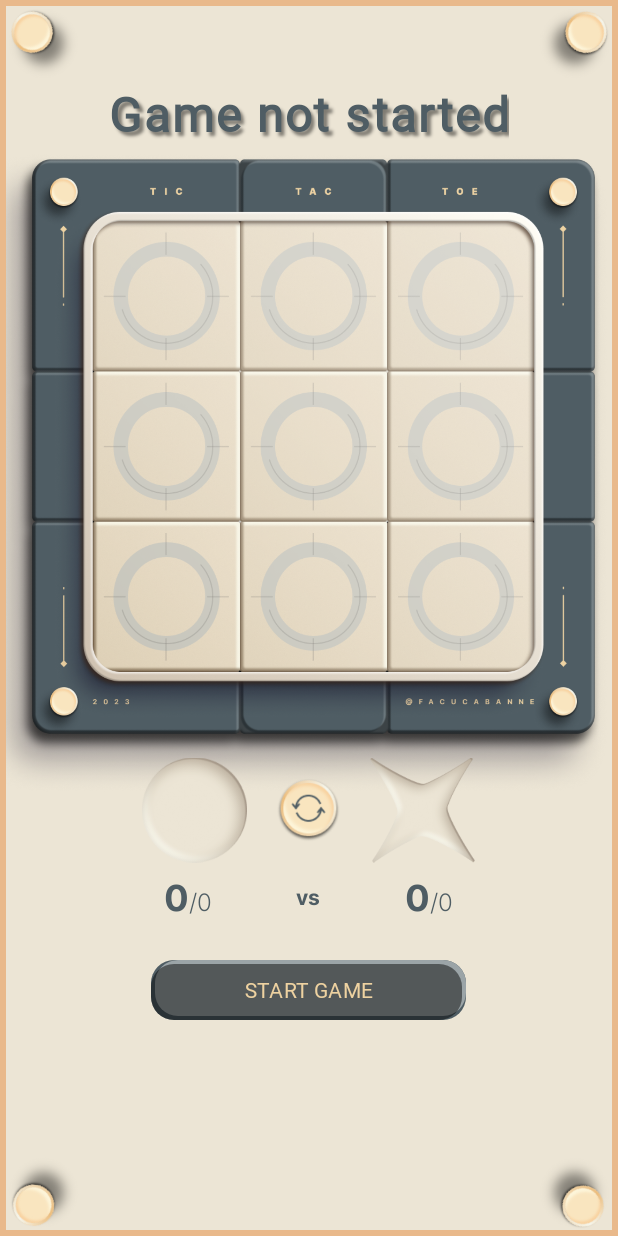
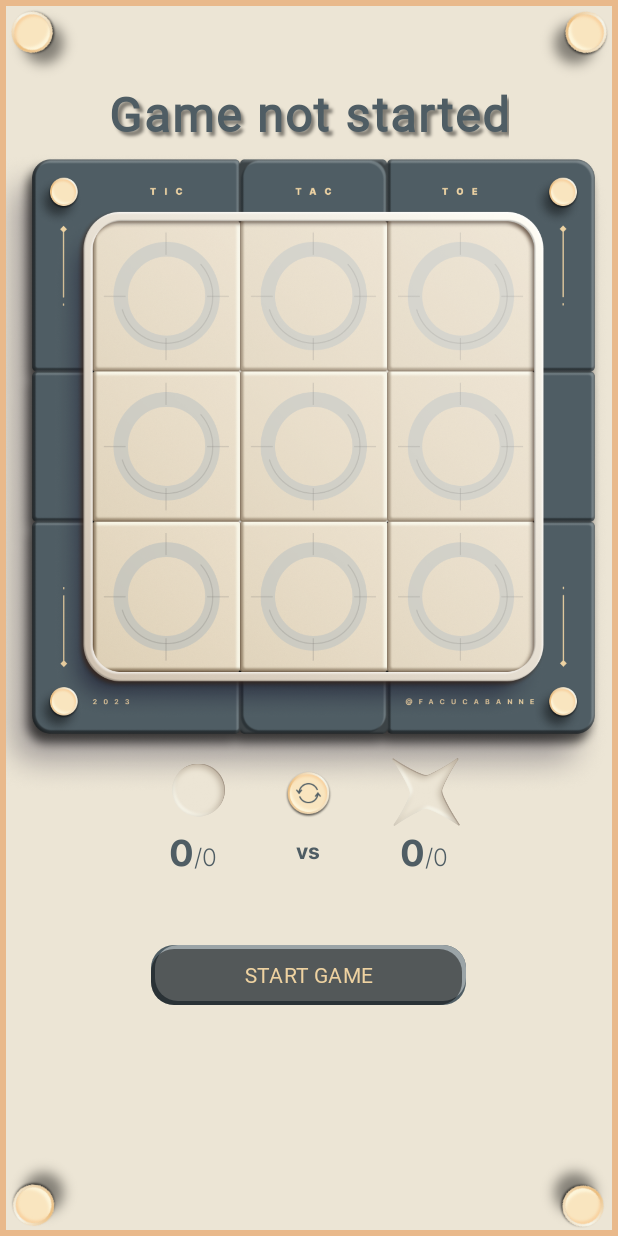
Before and after one commit to dusenkot/Tic_Tac_Toe_Kotlin_-Firebase, an Android app: the GameActivity screen opened directly, with no data from a screen before it, on a phone screen of 412 x 824 dp. Run offline under Robolectric (Android 15) with nearby library versions, the phone set to English and light mode, and no system bars; our stand-ins replace Firebase (no records; nobody signed in at launch, a user with empty details on screens opened directly).

```diff
--- a/app/src/main/java/com/example/tic_tac_toe_kotlin_firebase/GameActivity.kt
+++ b/app/src/main/java/com/example/tic_tac_toe_kotlin_firebase/GameActivity.kt
@@ -3,6 +3,7 @@ package com.example.tic_tac_toe_kotlin_firebase
 import android.hardware.camera2.CameraExtensionSession.StillCaptureLatency
 import android.os.Bundle
 import android.view.View
+import android.view.animation.Animation
 import android.view.animation.AnimationUtils
 import android.widget.Toast
 import androidx.activity.enableEdgeToEdge
@@ -17,12 +18,20 @@ class GameActivity : AppCompatActivity(),View.OnClickListener {
     lateinit var binding: ActivityGameBinding
 
     private var gameModel : GameModel? = null
-
+    private lateinit var scaleAnimation: Animation
+    private lateinit var scaleAnimationDown: Animation
+    private lateinit var scaleAnimationJupiter: Animation
+    private lateinit var scaleAnimationDownJupiter: Animation
     override fun onCreate(savedInstanceState: Bundle?) {
         super.onCreate(savedInstanceState)
         binding = ActivityGameBinding.inflate(layoutInflater)
         setContentView(binding.root)
+        scaleAnimation = AnimationUtils.loadAnimation(this, R.anim.scale_up)
+        scaleAnimationDown = AnimationUtils.loadAnimation(this, R.anim.scale_down)
+        scaleAnimationJupiter = AnimationUtils.loadAnimation(this, R.anim.scale_up_jupiter)
 
+
+        scaleAnimationDownJupiter = AnimationUtils.loadAnimation(this, R.anim.scale_down_jupiter)
         GameData.fetchGameModel()
 
         binding.btn0.setOnClickListener(this)
@@ -37,6 +46,7 @@ class GameActivity : AppCompatActivity(),View.OnClickListener {
 
         binding.startGameBtn.setOnClickListener {
             startGame()
+
             fun onstartGameBtn() {
                 val animation = AnimationUtils.loadAnimation(this, R.anim.button_scale)
                 binding.btnLayout.startAnimation(animation)
@@ -117,6 +127,15 @@ class GameActivity : AppCompatActivity(),View.OnClickListener {
                     gameStatus = GameStatus.INPROGRESS
                 )
             )
+            if(currentPlayer == "O"){
+                binding.jupiter.setBackgroundResource(R.drawable.jupiter)
+                binding.jupiter.startAnimation(scaleAnimationJupiter)
+            }
+            if(currentPlayer == "X"){
+                binding.star.setBackgroundResource(R.drawable.star)
+                binding.star.startAnimation(scaleAnimation)
+            }
+
         }
     }
 
@@ -178,7 +197,49 @@ class GameActivity : AppCompatActivity(),View.OnClickListener {
             if(filledPos[clickedPos].isEmpty()){
                 filledPos[clickedPos] = currentPlayer
                 filledImgPos[clickedPos] = if (currentPlayer == "X") R.drawable.starkszyzuwek else R.drawable.jupiterkuwko
+                if(currentPlayer == "X"){
+                    binding.jupiter.setBackgroundResource(R.drawable.jupiter)
+                    binding.jupiter.startAnimation(scaleAnimationJupiter)
+
+                    // Dodaj nasłuchiwacz dla animacji scaleAnimationDown
+                    scaleAnimationDown.setAnimationListener(object : Animation.AnimationListener {
+                        override fun onAnimationStart(animation: Animation?) {}
+                        override fun onAnimationEnd(animation: Animation?) {
+                            // Po zakończeniu animacji ustaw tło na 0
+                            binding.star.setBackgroundResource(0)
+                        }
+                        override fun onAnimationRepeat(animation: Animation?) {}
+                    })
+
+                    // Rozpocznij animację scaleAnimationDown
+                    binding.star.startAnimation(scaleAnimationDown)
+                } else {
+                    binding.star.setBackgroundResource(R.drawable.star)
+                    binding.star.startAnimation(scaleAnimation)
+
+                    // Dodaj nasłuchiwacz dla animacji scaleAnimationDown
+                    scaleAnimationDownJupiter.setAnimationListener(object : Animation.AnimationListener {
+                        override fun onAnimationStart(animation: Animation?) {}
+                        override fun onAnimationEnd(animation: Animation?) {
+                            // Po zakończeniu animacji ustaw tło na 0
+                            binding.jupiter.setBackgroundResource(0)
+                        }
+                        override fun onAnimationRepeat(animation: Animation?) {}
+                    })
+
+                    // Rozpocznij animację scaleAnimationDown
+                    binding.jupiter.startAnimation(scaleAnimationDownJupiter)
+
+
+//                    binding.star.setBackgroundResource(R.drawable.star)
+//                    binding.star.startAnimation(scaleAnimation)
+
+                    // Rozpocznij animację scaleAnimationDown
+//                    binding.jupiter.startAnimation(scaleAnimationDown)
+                }
+
                 currentPlayer = if(currentPlayer=="X") "O" else "X"
+
                 checkForWinner()
                 updateGameData(this)
             }
--- /dev/null
+++ b/app/src/main/res/anim/scale_down.xml
@@ -0,0 +1,16 @@
+<?xml version="1.0" encoding="utf-8"?>
+<set xmlns:android="http://schemas.android.com/apk/res/android">
+    <!-- Animacja skali -->
+    <scale
+        android:duration="1000"
+        android:fromXScale="1"
+        android:fromYScale="1"
+        android:toXScale="0"
+        android:toYScale="0"
+        android:pivotX="-5%"
+        android:pivotY="45%"
+        android:interpolator="@android:anim/accelerate_decelerate_interpolator" />
+
+    <!-- Animacja obrotu -->
+
+</set>
--- /dev/null
+++ b/app/src/main/res/anim/scale_down_jupiter.xml
@@ -0,0 +1,16 @@
+<?xml version="1.0" encoding="utf-8"?>
+<set xmlns:android="http://schemas.android.com/apk/res/android">
+    <!-- Animacja skali -->
+    <scale
+        android:duration="1000"
+        android:fromXScale="1"
+        android:fromYScale="1"
+        android:toXScale="0"
+        android:toYScale="0"
+        android:pivotX="50%"
+        android:pivotY="50%"
+        android:interpolator="@android:anim/accelerate_decelerate_interpolator" />
+
+    <!-- Animacja obrotu -->
+
+</set>
--- /dev/null
+++ b/app/src/main/res/anim/scale_up.xml
@@ -0,0 +1,16 @@
+<?xml version="1.0" encoding="utf-8"?>
+<set xmlns:android="http://schemas.android.com/apk/res/android">
+    <!-- Animacja skali -->
+    <scale
+        android:duration="1000"
+        android:fromXScale="0"
+        android:fromYScale="0"
+        android:toXScale="1"
+        android:toYScale="1"
+        android:pivotX="-5%"
+        android:pivotY="45%"
+        android:interpolator="@android:anim/accelerate_decelerate_interpolator" />
+
+    <!-- Animacja obrotu -->
+
+</set>
--- /dev/null
+++ b/app/src/main/res/anim/scale_up_jupiter.xml
@@ -0,0 +1,16 @@
+<?xml version="1.0" encoding="utf-8"?>
+<set xmlns:android="http://schemas.android.com/apk/res/android">
+    <!-- Animacja skali -->
+    <scale
+        android:duration="1000"
+        android:fromXScale="0"
+        android:fromYScale="0"
+        android:toXScale="1"
+        android:toYScale="1"
+        android:pivotX="50%"
+        android:pivotY="50%"
+        android:interpolator="@android:anim/accelerate_decelerate_interpolator" />
+
+    <!-- Animacja obrotu -->
+
+</set>
--- a/app/src/main/res/layout/activity_game.xml
+++ b/app/src/main/res/layout/activity_game.xml
@@ -354,34 +354,74 @@
         </GridLayout>
     </AbsoluteLayout>
 
+
+
+
+
+
     <LinearLayout
         android:layout_width="wrap_content"
         android:layout_height="wrap_content"
         android:layout_gravity="center"
         android:orientation="vertical"
-        android:translationY="-25dp">
+        android:translationY="-30dp">
 
         <LinearLayout
             android:layout_width="wrap_content"
             android:layout_height="wrap_content"
             android:gravity="center">
 
-            <ImageView
-                android:layout_width="70dp"
-                android:layout_height="70dp"
-                android:background="@drawable/jupiterback" />
+            <LinearLayout
+                android:layout_width="wrap_content"
+                android:layout_height="wrap_content"
+
+                android:gravity="center">
+
+                <ImageView
+                    android:layout_width="35dp"
+                    android:layout_height="35dp"
+                    android:background="@drawable/jupiterback"
+                    android:translationX="50dp"
+                    android:translationY="-3dp"/>
+                <ImageView
+                    android:layout_width="60dp"
+                    android:layout_height="60dp"
+
+                    android:id="@+id/jupiter"
+                    android:translationX="2dp"
+                    android:translationY="-1dp"
+                    />
+            </LinearLayout>
+
 
             <ImageView
-                android:layout_width="42dp"
-                android:layout_height="42dp"
-                android:layout_marginLeft="20dp"
+                android:layout_width="31dp"
+                android:layout_height="31dp"
+                android:layout_marginLeft="30dp"
                 android:layout_marginRight="20dp"
                 android:background="@drawable/btn_restart" />
+            <LinearLayout
+                android:layout_width="wrap_content"
+                android:layout_height="wrap_content"
+                android:gravity="center">
+                <ImageView
+                    android:layout_width="45dp"
+                    android:layout_height="45dp"
+                    android:background="@drawable/starback"
+                    android:translationX="20dp"
+                    android:translationY="-2dp"
+                     />
 
-            <ImageView
-                android:layout_width="70dp"
-                android:layout_height="70dp"
-                android:background="@drawable/starback" />
+                <ImageView
+                    android:layout_width="60dp"
+                    android:layout_height="60dp"
+
+                    android:id="@+id/star"
+                    android:translationX="-34dp" />
+
+
+            </LinearLayout>
+
 
         </LinearLayout>
 
@@ -390,7 +430,8 @@
             android:layout_height="wrap_content"
             android:gravity="center"
             android:layout_marginTop="5dp"
-            android:layout_gravity="center">
+            android:layout_gravity="center"
+            android:translationY="-15dp">
 
             <LinearLayout
                 android:layout_width="wrap_content"
@@ -420,8 +461,8 @@
 
             <TextView
                 android:id="@+id/fam"
-                android:layout_width="38dp"
-                android:layout_height="29dp"
+                android:layout_width="31dp"
+                android:layout_height="31dp"
                 android:layout_marginLeft="45dp"
                 android:layout_marginRight="45dp"
                 android:fontFamily="@font/inter_bold"
@@ -503,4 +544,5 @@
             android:background="@drawable/miscelipse"
             android:rotation="116" />
     </RelativeLayout>
+
 </LinearLayout>
```
Also changed, not shown: app/src/main/res/drawable/turnline.png (added).
